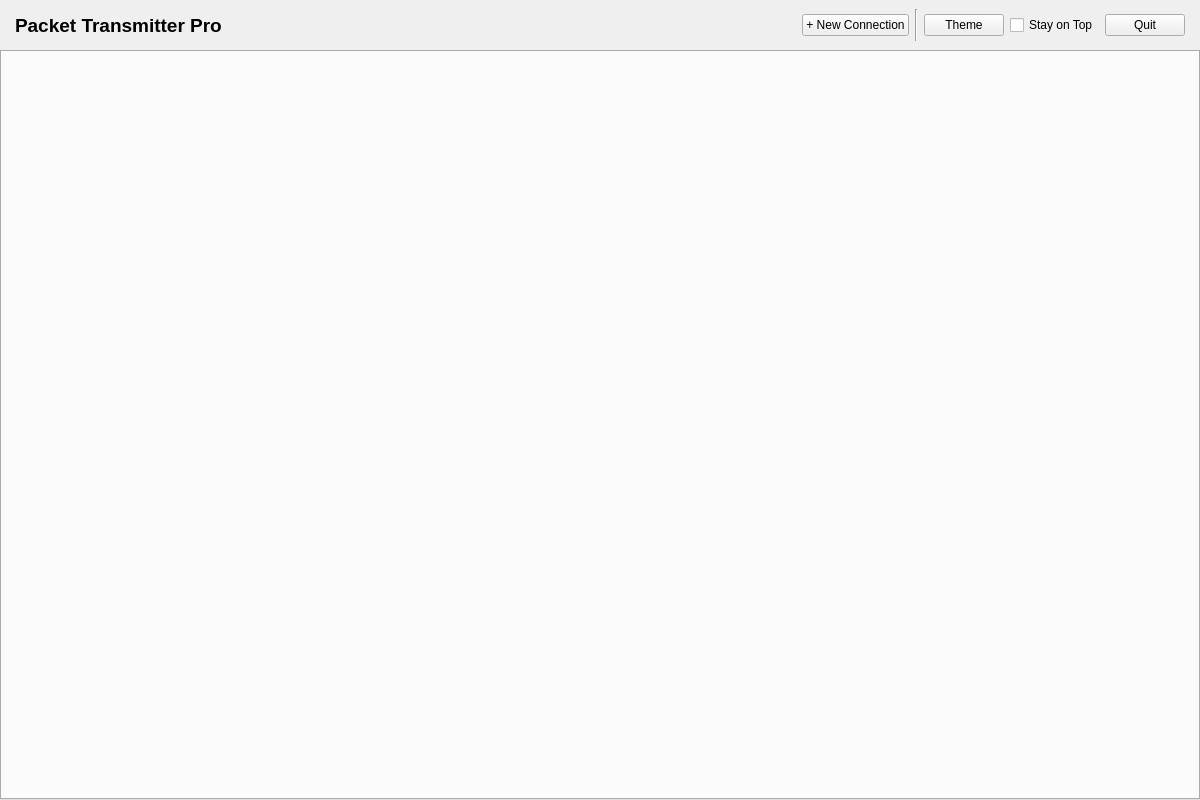
Riteshp2001/PacketForge, file src/ui/MainWindow.ui: the form before one commit.
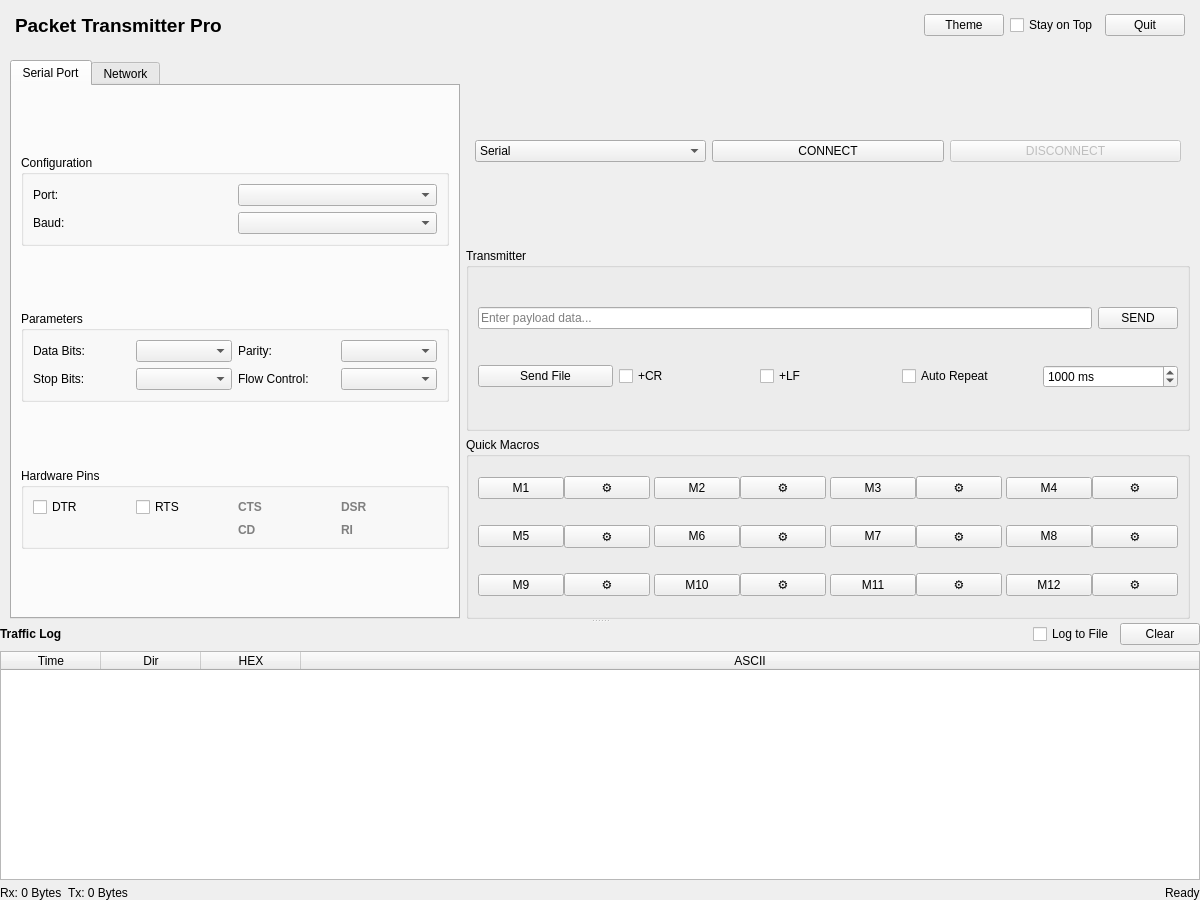
The form after the commit.

```diff
--- a/src/ui/MainWindow.ui
+++ b/src/ui/MainWindow.ui
@@ -7,7 +7,7 @@
     <x>0</x>
     <y>0</y>
     <width>1200</width>
-    <height>800</height>
+    <height>900</height>
    </rect>
   </property>
   <property name="windowTitle">
@@ -70,20 +70,6 @@
         </property>
        </spacer>
       </item>
-      <item>
-        <widget class="QPushButton" name="btnNewTab">
-         <property name="text">
-          <string>+ New Connection</string>
-         </property>
-        </widget>
-       </item>
-       <item>
-        <widget class="Line" name="line">
-         <property name="orientation">
-          <enum>Qt::Orientation::Vertical</enum>
-         </property>
-        </widget>
-       </item>
       <item>
        <widget class="QPushButton" name="btnTheme">
         <property name="cursor">
@@ -112,13 +98,895 @@
     </widget>
    </item>
    <item>
-    <widget class="QTabWidget" name="mainTabWidget">
-     <property name="currentIndex">
-      <number>0</number>
+    <widget class="QSplitter" name="mainSplitter">
+     <property name="orientation">
+      <enum>Qt::Orientation::Vertical</enum>
      </property>
-     <property name="tabsClosable">
-      <bool>true</bool>
-     </property>
+     <widget class="QWidget" name="topContainer" native="true">
+      <property name="minimumSize">
+       <size>
+        <width>0</width>
+        <height>350</height>
+       </size>
+      </property>
+      <layout class="QHBoxLayout" name="horizontalLayout_Top">
+       <property name="leftMargin">
+        <number>10</number>
+       </property>
+       <property name="topMargin">
+        <number>10</number>
+       </property>
+       <property name="rightMargin">
+        <number>10</number>
+       </property>
+       <property name="bottomMargin">
+        <number>0</number>
+       </property>
+       <item>
+        <widget class="QTabWidget" name="tabSettings">
+         <property name="maximumSize">
+          <size>
+           <width>450</width>
+           <height>16777215</height>
+          </size>
+         </property>
+         <property name="currentIndex">
+          <number>0</number>
+         </property>
+         <widget class="QWidget" name="tabSerial">
+          <attribute name="title">
+           <string>Serial Port</string>
+          </attribute>
+          <layout class="QVBoxLayout" name="verticalLayout_Serial">
+           <item>
+            <spacer name="verticalSpacer_4">
+             <property name="orientation">
+              <enum>Qt::Orientation::Vertical</enum>
+             </property>
+             <property name="sizeHint" stdset="0">
+              <size>
+               <width>20</width>
+               <height>40</height>
+              </size>
+             </property>
+            </spacer>
+           </item>
+           <item>
+            <widget class="QGroupBox" name="grpSerial">
+             <property name="title">
+              <string>Configuration</string>
+             </property>
+             <layout class="QGridLayout" name="gridSerial">
+              <item row="0" column="0">
+               <widget class="QLabel" name="l_port">
+                <property name="text">
+                 <string>Port:</string>
+                </property>
+               </widget>
+              </item>
+              <item row="0" column="1">
+               <widget class="QComboBox" name="comboPort"/>
+              </item>
+              <item row="1" column="0">
+               <widget class="QLabel" name="l_baud">
+                <property name="text">
+                 <string>Baud:</string>
+                </property>
+               </widget>
+              </item>
+              <item row="1" column="1">
+               <widget class="QComboBox" name="comboBaudRate"/>
+              </item>
+             </layout>
+            </widget>
+           </item>
+           <item>
+            <spacer name="verticalSpacer_3">
+             <property name="orientation">
+              <enum>Qt::Orientation::Vertical</enum>
+             </property>
+             <property name="sizeHint" stdset="0">
+              <size>
+               <width>20</width>
+               <height>40</height>
+              </size>
+             </property>
+            </spacer>
+           </item>
+           <item>
+            <widget class="QGroupBox" name="grpParams">
+             <property name="title">
+              <string>Parameters</string>
+             </property>
+             <layout class="QGridLayout" name="gridLayout_Params">
+              <item row="0" column="0">
+               <widget class="QLabel" name="label_3">
+                <property name="text">
+                 <string>Data Bits:</string>
+                </property>
+               </widget>
+              </item>
+              <item row="0" column="1">
+               <widget class="QComboBox" name="comboDataBits"/>
+              </item>
+              <item row="0" column="2">
+               <widget class="QLabel" name="label_4">
+                <property name="text">
+                 <string>Parity:</string>
+                </property>
+               </widget>
+              </item>
+              <item row="0" column="3">
+               <widget class="QComboBox" name="comboParity"/>
+              </item>
+              <item row="1" column="0">
+               <widget class="QLabel" name="label_5">
+                <property name="text">
+                 <string>Stop Bits:</string>
+                </property>
+               </widget>
+              </item>
+              <item row="1" column="1">
+               <widget class="QComboBox" name="comboStopBits"/>
+              </item>
+              <item row="1" column="2">
+               <widget class="QLabel" name="label_6">
+                <property name="text">
+                 <string>Flow Control:</string>
+                </property>
+               </widget>
+              </item>
+              <item row="1" column="3">
+               <widget class="QComboBox" name="comboFlowControl"/>
+              </item>
+             </layout>
+            </widget>
+           </item>
+           <item>
+            <spacer name="verticalSpacer_5">
+             <property name="orientation">
+              <enum>Qt::Orientation::Vertical</enum>
+             </property>
+             <property name="sizeHint" stdset="0">
+              <size>
+               <width>20</width>
+               <height>40</height>
+              </size>
+             </property>
+            </spacer>
+           </item>
+           <item>
+            <widget class="QGroupBox" name="grpPins">
+             <property name="title">
+              <string>Hardware Pins</string>
+             </property>
+             <layout class="QGridLayout" name="gridPins">
+              <item row="0" column="0">
+               <widget class="QCheckBox" name="chkDTR">
+                <property name="text">
+                 <string>DTR</string>
+                </property>
+               </widget>
+              </item>
+              <item row="0" column="1">
+               <widget class="QCheckBox" name="chkRTS">
+                <property name="text">
+                 <string>RTS</string>
+                </property>
+               </widget>
+              </item>
+              <item row="0" column="2">
+               <widget class="QLabel" name="lblCTS">
+                <property name="styleSheet">
+                 <string>color: gray; font-weight: bold;</string>
+                </property>
+                <property name="text">
+                 <string>CTS</string>
+                </property>
+               </widget>
+              </item>
+              <item row="0" column="3">
+               <widget class="QLabel" name="lblDSR">
+                <property name="styleSheet">
+                 <string>color: gray; font-weight: bold;</string>
+                </property>
+                <property name="text">
+                 <string>DSR</string>
+                </property>
+               </widget>
+              </item>
+              <item row="1" column="2">
+               <widget class="QLabel" name="lblCD">
+                <property name="styleSheet">
+                 <string>color: gray; font-weight: bold;</string>
+                </property>
+                <property name="text">
+                 <string>CD</string>
+                </property>
+               </widget>
+              </item>
+              <item row="1" column="3">
+               <widget class="QLabel" name="lblRI">
+                <property name="styleSheet">
+                 <string>color: gray; font-weight: bold;</string>
+                </property>
+                <property name="text">
+                 <string>RI</string>
+                </property>
+               </widget>
+              </item>
+             </layout>
+            </widget>
+           </item>
+           <item>
+            <spacer name="verticalSpacer_2">
+             <property name="orientation">
+              <enum>Qt::Orientation::Vertical</enum>
+             </property>
+             <property name="sizeHint" stdset="0">
+              <size>
+               <width>20</width>
+               <height>40</height>
+              </size>
+             </property>
+            </spacer>
+           </item>
+          </layout>
+         </widget>
+         <widget class="QWidget" name="tabNetwork">
+          <attribute name="title">
+           <string>Network</string>
+          </attribute>
+          <layout class="QVBoxLayout" name="verticalLayout_Net">
+           <item>
+            <widget class="QGroupBox" name="grpNetwork">
+             <property name="title">
+              <string>Settings</string>
+             </property>
+             <layout class="QFormLayout" name="formLayout">
+              <item row="0" column="0">
+               <widget class="QLabel" name="l_nproto">
+                <property name="text">
+                 <string>Protocol:</string>
+                </property>
+               </widget>
+              </item>
+              <item row="0" column="1">
+               <widget class="QComboBox" name="comboNetProto">
+                <item>
+                 <property name="text">
+                  <string>TCP Client</string>
+                 </property>
+                </item>
+                <item>
+                 <property name="text">
+                  <string>TCP Server</string>
+                 </property>
+                </item>
+                <item>
+                 <property name="text">
+                  <string>UDP Connection</string>
+                 </property>
+                </item>
+               </widget>
+              </item>
+              <item row="1" column="0">
+               <widget class="QLabel" name="l_nip">
+                <property name="text">
+                 <string>IP Addr:</string>
+                </property>
+               </widget>
+              </item>
+              <item row="1" column="1">
+               <widget class="QLineEdit" name="txtIpAddress">
+                <property name="text">
+                 <string>127.0.0.1</string>
+                </property>
+               </widget>
+              </item>
+              <item row="2" column="0">
+               <widget class="QLabel" name="l_nport">
+                <property name="text">
+                 <string>Port:</string>
+                </property>
+               </widget>
+              </item>
+              <item row="2" column="1">
+               <widget class="QSpinBox" name="spinPort">
+                <property name="maximum">
+                 <number>65535</number>
+                </property>
+                <property name="value">
+                 <number>8080</number>
+                </property>
+               </widget>
+              </item>
+             </layout>
+            </widget>
+           </item>
+           <item>
+            <spacer name="verticalSpacer">
+             <property name="orientation">
+              <enum>Qt::Orientation::Vertical</enum>
+             </property>
+             <property name="sizeHint" stdset="0">
+              <size>
+               <width>20</width>
+               <height>40</height>
+              </size>
+             </property>
+            </spacer>
+           </item>
+          </layout>
+         </widget>
+        </widget>
+       </item>
+       <item>
+        <layout class="QVBoxLayout" name="verticalLayout_Center">
+         <item>
+          <widget class="QFrame" name="frameConnect">
+           <layout class="QHBoxLayout" name="horizontalLayout_Connect">
+            <item>
+             <widget class="QComboBox" name="comboModeSelect">
+              <property name="visible">
+               <bool>false</bool>
+              </property>
+              <item>
+               <property name="text">
+                <string>Serial</string>
+               </property>
+              </item>
+              <item>
+               <property name="text">
+                <string>Network</string>
+               </property>
+              </item>
+             </widget>
+            </item>
+            <item>
+             <widget class="QPushButton" name="btnConnect">
+              <property name="text">
+               <string>CONNECT</string>
+              </property>
+              <property name="checkable">
+               <bool>true</bool>
+              </property>
+             </widget>
+            </item>
+            <item>
+             <widget class="QPushButton" name="btnDisconnect">
+              <property name="enabled">
+               <bool>false</bool>
+              </property>
+              <property name="text">
+               <string>DISCONNECT</string>
+              </property>
+             </widget>
+            </item>
+           </layout>
+          </widget>
+         </item>
+         <item>
+          <widget class="QGroupBox" name="grpTransmit">
+           <property name="title">
+            <string>Transmitter</string>
+           </property>
+           <layout class="QVBoxLayout" name="verticalLayout_Tx">
+            <item>
+             <layout class="QHBoxLayout" name="horizontalLayout_Tx">
+              <item>
+               <widget class="QLineEdit" name="txtPayload">
+                <property name="placeholderText">
+                 <string>Enter payload data...</string>
+                </property>
+               </widget>
+              </item>
+              <item>
+               <widget class="QPushButton" name="btnSend">
+                <property name="text">
+                 <string>SEND</string>
+                </property>
+               </widget>
+              </item>
+             </layout>
+            </item>
+            <item>
+             <layout class="QHBoxLayout" name="horizontalLayout_TxTools">
+              <item>
+               <widget class="QPushButton" name="btnSendFile">
+                <property name="text">
+                 <string>Send File</string>
+                </property>
+               </widget>
+              </item>
+              <item>
+               <widget class="QCheckBox" name="chkCR">
+                <property name="text">
+                 <string>+CR</string>
+                </property>
+                <property name="toolTip">
+                 <string>Append Carriage Return (\r)</string>
+                </property>
+               </widget>
+              </item>
+              <item>
+               <widget class="QCheckBox" name="chkLF">
+                <property name="text">
+                 <string>+LF</string>
+                </property>
+                <property name="toolTip">
+                 <string>Append Line Feed (\n)</string>
+                </property>
+               </widget>
+              </item>
+              <item>
+               <widget class="QCheckBox" name="chkAutoSend">
+                <property name="text">
+                 <string>Auto Repeat</string>
+                </property>
+               </widget>
+              </item>
+              <item>
+               <widget class="QSpinBox" name="spinInterval">
+                <property name="suffix">
+                 <string> ms</string>
+                </property>
+                <property name="maximum">
+                 <number>100000</number>
+                </property>
+                <property name="value">
+                 <number>1000</number>
+                </property>
+               </widget>
+              </item>
+             </layout>
+            </item>
+           </layout>
+          </widget>
+         </item>
+         <item>
+          <widget class="QGroupBox" name="grpMacros">
+           <property name="title">
+            <string>Quick Macros</string>
+           </property>
+           <layout class="QGridLayout" name="gridMacros">
+            <property name="spacing">
+             <number>4</number>
+            </property>
+            <item row="0" column="0">
+             <widget class="QFrame" name="frameM1">
+              <layout class="QHBoxLayout" name="hboxM1">
+               <property name="spacing">
+                <number>0</number>
+               </property>
+               <property name="margin" stdset="0">
+                <number>0</number>
+               </property>
+               <item>
+                <widget class="QPushButton" name="btnM1">
+                 <property name="text">
+                  <string>M1</string>
+                 </property>
+                </widget>
+               </item>
+               <item>
+                <widget class="QPushButton" name="btnM1_Cfg">
+                 <property name="text">
+                  <string>⚙</string>
+                 </property>
+                </widget>
+               </item>
+              </layout>
+             </widget>
+            </item>
+            <item row="0" column="1">
+             <widget class="QFrame" name="frameM2">
+              <layout class="QHBoxLayout" name="hboxM2">
+               <property name="spacing">
+                <number>0</number>
+               </property>
+               <property name="margin" stdset="0">
+                <number>0</number>
+               </property>
+               <item>
+                <widget class="QPushButton" name="btnM2">
+                 <property name="text">
+                  <string>M2</string>
+                 </property>
+                </widget>
+               </item>
+               <item>
+                <widget class="QPushButton" name="btnM2_Cfg">
+                 <property name="text">
+                  <string>⚙</string>
+                 </property>
+                </widget>
+               </item>
+              </layout>
+             </widget>
+            </item>
+            <item row="0" column="2">
+             <widget class="QFrame" name="frameM3">
+              <layout class="QHBoxLayout" name="hboxM3">
+               <property name="spacing">
+                <number>0</number>
+               </property>
+               <property name="margin" stdset="0">
+                <number>0</number>
+               </property>
+               <item>
+                <widget class="QPushButton" name="btnM3">
+                 <property name="text">
+                  <string>M3</string>
+                 </property>
+                </widget>
+               </item>
+               <item>
+                <widget class="QPushButton" name="btnM3_Cfg">
+                 <property name="text">
+                  <string>⚙</string>
+                 </property>
+                </widget>
+               </item>
+              </layout>
+             </widget>
+            </item>
+            <item row="0" column="3">
+             <widget class="QFrame" name="frameM4">
+              <layout class="QHBoxLayout" name="hboxM4">
+               <property name="spacing">
+                <number>0</number>
+               </property>
+               <property name="margin" stdset="0">
+                <number>0</number>
+               </property>
+               <item>
+                <widget class="QPushButton" name="btnM4">
+                 <property name="text">
+                  <string>M4</string>
+                 </property>
+                </widget>
+               </item>
+               <item>
+                <widget class="QPushButton" name="btnM4_Cfg">
+                 <property name="text">
+                  <string>⚙</string>
+                 </property>
+                </widget>
+               </item>
+              </layout>
+             </widget>
+            </item>
+            <item row="1" column="0">
+             <widget class="QFrame" name="frameM5">
+              <layout class="QHBoxLayout" name="hboxM5">
+               <property name="spacing">
+                <number>0</number>
+               </property>
+               <property name="margin" stdset="0">
+                <number>0</number>
+               </property>
+               <item>
+                <widget class="QPushButton" name="btnM5">
+                 <property name="text">
+                  <string>M5</string>
+                 </property>
+                </widget>
+               </item>
+               <item>
+                <widget class="QPushButton" name="btnM5_Cfg">
+                 <property name="text">
+                  <string>⚙</string>
+                 </property>
+                </widget>
+               </item>
+              </layout>
+             </widget>
+            </item>
+            <item row="1" column="1">
+             <widget class="QFrame" name="frameM6">
+              <layout class="QHBoxLayout" name="hboxM6">
+               <property name="spacing">
+                <number>0</number>
+               </property>
+               <property name="margin" stdset="0">
+                <number>0</number>
+               </property>
+               <item>
+                <widget class="QPushButton" name="btnM6">
+                 <property name="text">
+                  <string>M6</string>
+                 </property>
+                </widget>
+               </item>
+               <item>
+                <widget class="QPushButton" name="btnM6_Cfg">
+                 <property name="text">
+                  <string>⚙</string>
+                 </property>
+                </widget>
+               </item>
+              </layout>
+             </widget>
+            </item>
+            <item row="1" column="2">
+             <widget class="QFrame" name="frameM7">
+              <layout class="QHBoxLayout" name="hboxM7">
+               <property name="spacing">
+                <number>0</number>
+               </property>
+               <property name="margin" stdset="0">
+                <number>0</number>
+               </property>
+               <item>
+                <widget class="QPushButton" name="btnM7">
+                 <property name="text">
+                  <string>M7</string>
+                 </property>
+                </widget>
+               </item>
+               <item>
+                <widget class="QPushButton" name="btnM7_Cfg">
+                 <property name="text">
+                  <string>⚙</string>
+                 </property>
+                </widget>
+               </item>
+              </layout>
+             </widget>
+            </item>
+            <item row="1" column="3">
+             <widget class="QFrame" name="frameM8">
+              <layout class="QHBoxLayout" name="hboxM8">
+               <property name="spacing">
+                <number>0</number>
+               </property>
+               <property name="margin" stdset="0">
+                <number>0</number>
+               </property>
+               <item>
+                <widget class="QPushButton" name="btnM8">
+                 <property name="text">
+                  <string>M8</string>
+                 </property>
+                </widget>
+               </item>
+               <item>
+                <widget class="QPushButton" name="btnM8_Cfg">
+                 <property name="text">
+                  <string>⚙</string>
+                 </property>
+                </widget>
+               </item>
+              </layout>
+             </widget>
+            </item>
+            <item row="2" column="0">
+             <widget class="QFrame" name="frameM9">
+              <layout class="QHBoxLayout" name="hboxM9">
+               <property name="spacing">
+                <number>0</number>
+               </property>
+               <property name="margin" stdset="0">
+                <number>0</number>
+               </property>
+               <item>
+                <widget class="QPushButton" name="btnM9">
+                 <property name="text">
+                  <string>M9</string>
+                 </property>
+                </widget>
+               </item>
+               <item>
+                <widget class="QPushButton" name="btnM9_Cfg">
+                 <property name="text">
+                  <string>⚙</string>
+                 </property>
+                </widget>
+               </item>
+              </layout>
+             </widget>
+            </item>
+            <item row="2" column="1">
+             <widget class="QFrame" name="frameM10">
+              <layout class="QHBoxLayout" name="hboxM10">
+               <property name="spacing">
+                <number>0</number>
+               </property>
+               <property name="margin" stdset="0">
+                <number>0</number>
+               </property>
+               <item>
+                <widget class="QPushButton" name="btnM10">
+                 <property name="text">
+                  <string>M10</string>
+                 </property>
+                </widget>
+               </item>
+               <item>
+                <widget class="QPushButton" name="btnM10_Cfg">
+                 <property name="text">
+                  <string>⚙</string>
+                 </property>
+                </widget>
+               </item>
+              </layout>
+             </widget>
+            </item>
+            <item row="2" column="2">
+             <widget class="QFrame" name="frameM11">
+              <layout class="QHBoxLayout" name="hboxM11">
+               <property name="spacing">
+                <number>0</number>
+               </property>
+               <property name="margin" stdset="0">
+                <number>0</number>
+               </property>
+               <item>
+                <widget class="QPushButton" name="btnM11">
+                 <property name="text">
+                  <string>M11</string>
+                 </property>
+                </widget>
+               </item>
+               <item>
+                <widget class="QPushButton" name="btnM11_Cfg">
+                 <property name="text">
+                  <string>⚙</string>
+                 </property>
+                </widget>
+               </item>
+              </layout>
+             </widget>
+            </item>
+            <item row="2" column="3">
+             <widget class="QFrame" name="frameM12">
+              <layout class="QHBoxLayout" name="hboxM12">
+               <property name="spacing">
+                <number>0</number>
+               </property>
+               <property name="margin" stdset="0">
+                <number>0</number>
+               </property>
+               <item>
+                <widget class="QPushButton" name="btnM12">
+                 <property name="text">
+                  <string>M12</string>
+                 </property>
+                </widget>
+               </item>
+               <item>
+                <widget class="QPushButton" name="btnM12_Cfg">
+                 <property name="text">
+                  <string>⚙</string>
+                 </property>
+                </widget>
+               </item>
+              </layout>
+             </widget>
+            </item>
+           </layout>
+          </widget>
+         </item>
+        </layout>
+       </item>
+      </layout>
+     </widget>
+     <widget class="QWidget" name="bottomContainer" native="true">
+      <layout class="QVBoxLayout" name="verticalLayout_Bottom">
+       <item>
+        <layout class="QHBoxLayout" name="horizontalLayout_Logs">
+         <item>
+          <widget class="QLabel" name="label_PacketList">
+           <property name="font">
+            <font>
+             <bold>true</bold>
+            </font>
+           </property>
+           <property name="text">
+            <string>Traffic Log</string>
+           </property>
+          </widget>
+         </item>
+         <item>
+          <spacer name="horizontalSpacer_Logs">
+           <property name="orientation">
+            <enum>Qt::Orientation::Horizontal</enum>
+           </property>
+           <property name="sizeHint" stdset="0">
+            <size>
+             <width>40</width>
+             <height>20</height>
+            </size>
+           </property>
+          </spacer>
+         </item>
+         <item>
+          <widget class="QCheckBox" name="chkLogToFile">
+           <property name="text">
+            <string>Log to File</string>
+           </property>
+          </widget>
+         </item>
+         <item>
+          <widget class="QPushButton" name="btnClearRx">
+           <property name="text">
+            <string>Clear</string>
+           </property>
+          </widget>
+         </item>
+        </layout>
+       </item>
+       <item>
+        <widget class="QTableWidget" name="tablePackets">
+         <property name="columnCount">
+          <number>4</number>
+         </property>
+         <attribute name="horizontalHeaderStretchLastSection">
+          <bool>true</bool>
+         </attribute>
+         <column>
+          <property name="text">
+           <string>Time</string>
+          </property>
+         </column>
+         <column>
+          <property name="text">
+           <string>Dir</string>
+          </property>
+         </column>
+         <column>
+          <property name="text">
+           <string>HEX</string>
+          </property>
+         </column>
+         <column>
+          <property name="text">
+           <string>ASCII</string>
+          </property>
+         </column>
+        </widget>
+       </item>
+       <item>
+        <layout class="QHBoxLayout" name="horizontalLayout_Status">
+         <item>
+          <widget class="QLabel" name="lblRxCount">
+           <property name="text">
+            <string>Rx: 0 Bytes</string>
+           </property>
+          </widget>
+         </item>
+         <item>
+          <widget class="QLabel" name="lblTxCount">
+           <property name="text">
+            <string>Tx: 0 Bytes</string>
+           </property>
+          </widget>
+         </item>
+         <item>
+          <spacer name="hsStatus">
+           <property name="orientation">
+            <enum>Qt::Orientation::Horizontal</enum>
+           </property>
+           <property name="sizeHint" stdset="0">
+            <size>
+             <width>0</width>
+             <height>0</height>
+            </size>
+           </property>
+          </spacer>
+         </item>
+         <item>
+          <widget class="QLabel" name="lblStatus">
+           <property name="text">
+            <string>Ready</string>
+           </property>
+          </widget>
+         </item>
+        </layout>
+       </item>
+      </layout>
+     </widget>
     </widget>
    </item>
   </layout>
```
Left out of the diff: 21 changed lines with no effect on the pictures.
